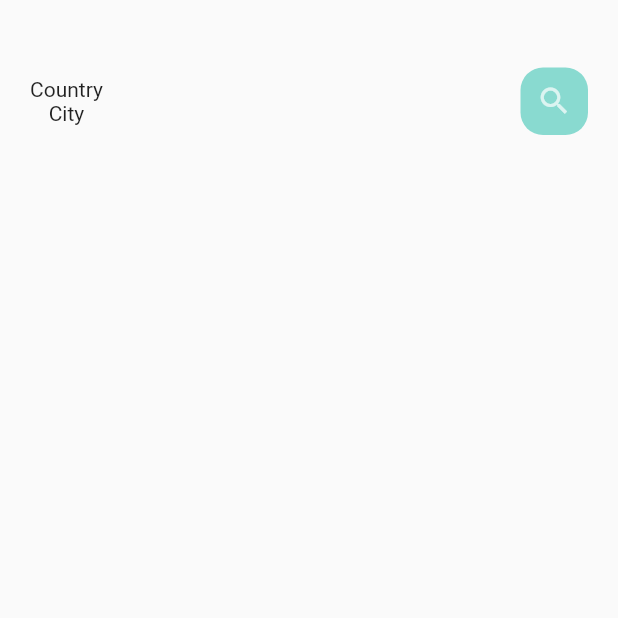
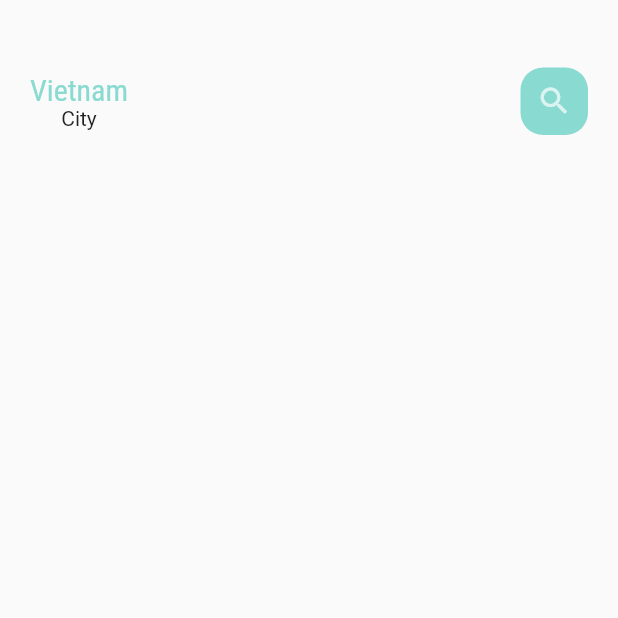
Before and after one commit to phamduyanminh/food_app, a Flutter app: the screen it shows after launch, on a phone screen of 412 x 824 dp, the top half of it. Run offline on Flutter 3.47's test engine with Material 2 defaults, Android fonts, the phone set to English and light mode, and no system bars.

Commit message:
Reorganize folder stucture

```diff
--- a/lib/assets/colors/app_colors.dart
+++ b/lib/assets/colors/app_colors.dart
@@ -1,6 +1,6 @@
 import 'package:flutter/material.dart';
 
-class AppCollors {
+class AppColors {
   static final Color textColor = new Color(0xFFccc7c5);
   static final Color mainColor = new Color(0xFF89dad0);
   static final Color iconColor1 = new Color(0xFFffd28d);
--- a/lib/home/main_food_page.dart
+++ b/lib/home/main_food_page.dart
@@ -1,6 +1,7 @@
 import 'package:flutter/material.dart';
 
 import '../assets/colors/app_colors.dart';
+import '../widgets/texts/big_text.dart';
 
 class MainFoodPage extends StatefulWidget {
   const MainFoodPage({Key? key}) : super(key: key);
@@ -31,7 +32,10 @@ class _MainFoodPageState extends State<MainFoodPage> {
                 children: [
                   Column(
                     children: [
-                      Text("Country"),
+                      BigText(
+                        text: "Vietnam",
+                        color: AppColors.mainColor,
+                      ),
                       Text("City"),
                     ],
                   ),
@@ -41,7 +45,7 @@ class _MainFoodPageState extends State<MainFoodPage> {
                       height: 45,
                       decoration: BoxDecoration(
                         borderRadius: BorderRadius.circular(15),
-                        color: AppCollors.mainColor,
+                        color: AppColors.mainColor,
                       ),
                       child: const Icon(
                         Icons.search,
```
Also changed, not shown: lib/widgets/texts/big_text.dart (renamed from lib/widgets/big_text.dart), lib/widgets/texts/small_text.dart (added).
